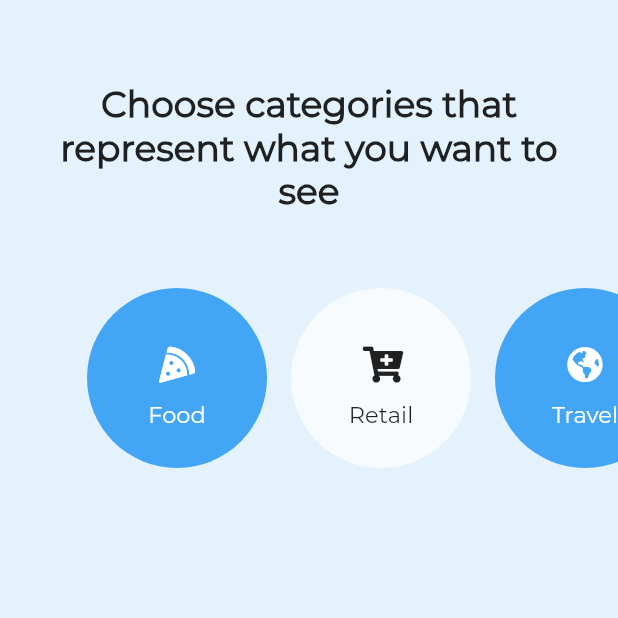
After one commit to iamshm/teal_chatapp, a Flutter app: the HorizontalList screen opened by its route, on a phone screen of 412 x 824 dp, the top half of it. The commit adds this screen. Run offline on Flutter 3.47's test engine with Material 2 defaults, Android fonts, the phone set to English and light mode, and no system bars; our stand-ins replace chewie, cloud_firestore, dotted_border, firebase_auth, firebase_storage, font_awesome_flutter and 6 more; accounts and stored records are empty; network calls fail; project files that could hold a hidden picture were left out.

Commit message:
horizontal list

```diff
--- a/lib/homePage.dart
+++ b/lib/homePage.dart
@@ -6,6 +6,7 @@ import 'package:chat_app/collapseAppBar/sliverScreen.dart';
 import 'package:chat_app/dailyTargets/dailyTarget.dart';
 import 'package:chat_app/fatSecret/recipe.dart';
 import 'package:chat_app/healthProfile/healthProfile.dart';
+import 'package:chat_app/horizontalOptions/horizontalList.dart';
 import 'package:chat_app/notchedBottomTab/notchbottom.dart';
 import 'package:chat_app/planCheckout/checkout.dart';
 import 'package:chat_app/prepareFast/prepareFast.dart';
@@ -125,17 +126,24 @@ class MyHomePage extends StatelessWidget {
               },
             ),
             CustomButton(
-              text: "Recipe ",
-              buttoncolor: Colors.blue[700],
+              text: "Horizontal List ",
+              buttoncolor: Colors.pink[700],
               callback: () {
-                Navigator.of(context).pushNamed(Recipe.id);
+                Navigator.of(context).pushNamed(HorizontalList.id);
               },
             ),
             CustomButton(
               text: "Check Out ",
-              buttoncolor: Colors.orange[700],
+              buttoncolor: Colors.green[700],
               callback: () {
                 Navigator.of(context).pushNamed(Checkout.id);
+              },
+            ),
+            CustomButton(
+              text: "Recipe ",
+              buttoncolor: Colors.red[300],
+              callback: () {
+                Navigator.of(context).pushNamed(Recipe.id);
               },
             ),
           ],
--- /dev/null
+++ b/lib/horizontalOptions/horizontalList.dart
@@ -0,0 +1,80 @@
+import 'package:chat_app/horizontalOptions/optionButton.dart';
+import 'package:flutter/material.dart';
+import 'package:font_awesome_flutter/font_awesome_flutter.dart';
+
+class HorizontalList extends StatelessWidget {
+  static const String id = "HORIZONTALLIST";
+  @override
+  Widget build(BuildContext context) {
+    return Scaffold(
+      backgroundColor: Colors.blue[50],
+      body: SafeArea(
+          child: Column(
+        children: <Widget>[
+          SizedBox(
+            height: 50,
+          ),
+          Container(
+            child: Flexible(
+              child: Padding(
+                padding: EdgeInsets.symmetric(horizontal: 28, vertical: 5),
+                child: Text(
+                  "Choose categories that represent what you want to see",
+                  textAlign: TextAlign.center,
+                  style: TextStyle(
+                      fontFamily: 'Montserrat',
+                      fontWeight: FontWeight.bold,
+                      color: Colors.black87,
+                      fontSize: 24),
+                ),
+              ),
+            ),
+          ),
+          SizedBox(
+            height: 30,
+          ),
+          //Horizontal List View
+          Container(
+            width: MediaQuery.of(context).size.width,
+            alignment: Alignment.center,
+            height: 150,
+            // color: Colors.grey,
+            child: ListView(
+              scrollDirection: Axis.horizontal,
+              children: <Widget>[
+                SizedBox(
+                  width: 50,
+                ),
+                OptionButton(
+                  optionName: "Food",
+                  optionIcon: FontAwesomeIcons.pizzaSlice,
+                  colorFul: true,
+                ),
+                OptionButton(
+                  optionName: "Retail",
+                  optionIcon: FontAwesomeIcons.cartPlus,
+                  colorFul: false,
+                ),
+                OptionButton(
+                  optionName: "Travel",
+                  optionIcon: FontAwesomeIcons.globeAmericas,
+                  colorFul: true,
+                ),
+                OptionButton(
+                  optionName: "Sports",
+                  optionIcon: FontAwesomeIcons.dumbbell,
+                  colorFul: false,
+                ),
+                OptionButton(
+                  optionName: "Entertainment",
+                  optionIcon: FontAwesomeIcons.music,
+                  colorFul: true,
+                ),
+              ],
+            ),
+          )
+        ],
+      )),
+    );
+  }
+}
--- /dev/null
+++ b/lib/horizontalOptions/optionButton.dart
@@ -0,0 +1,43 @@
+import 'package:flutter/material.dart';
+
+class OptionButton extends StatelessWidget {
+  final String optionName;
+  final IconData optionIcon;
+  final bool colorFul;
+
+  const OptionButton({Key key, this.optionName, this.optionIcon, this.colorFul})
+      : super(key: key);
+  @override
+  Widget build(BuildContext context) {
+    return Padding(
+      padding: EdgeInsets.all(8),
+      child: Container(
+        width: 120,
+        // alignment: Alignment.center,
+        decoration: BoxDecoration(
+          shape: BoxShape.circle,
+          color: colorFul ? Colors.blue[400] : Colors.white70,
+        ),
+        child: Column(
+          mainAxisAlignment: MainAxisAlignment.center,
+          children: <Widget>[
+            IconButton(
+                icon: Icon(
+                  optionIcon,
+                  color: colorFul ? Colors.white : Colors.black87,
+                ),
+                onPressed: null),
+            Text(
+              optionName,
+              style: TextStyle(
+                fontFamily: 'Montserrat',
+                fontSize: 15,
+                color: colorFul ? Colors.white : Colors.black87,
+              ),
+            ),
+          ],
+        ),
+      ),
+    );
+  }
+}
--- a/lib/main.dart
+++ b/lib/main.dart
@@ -6,6 +6,7 @@ import 'package:chat_app/fatSecret/recipe.dart';
 import 'package:chat_app/healthProfile/healthProfile.dart';
 import 'package:chat_app/homePage.dart';
 import 'package:chat_app/dailyTargets/dailyTarget.dart';
+import 'package:chat_app/horizontalOptions/horizontalList.dart';
 import 'package:chat_app/notchedBottomTab/notchbottom.dart';
 import 'package:chat_app/planCheckout/checkout.dart';
 import 'package:chat_app/prepareFast/prepareFast.dart';
@@ -42,6 +43,7 @@ class MyApp extends StatelessWidget {
         Recipe.id: (context) => Recipe(),
         Checkout.id: (context) => Checkout(),
         VideoPages.id: (context) => VideoPages(),
+        HorizontalList.id: (context) => HorizontalList(),
       },
     );
   }
```
Also changed, not shown: lib/notchedBottomTab/notchbottom.dart (+4 -4 lines), lib/planCheckout/checkoutDetails.dart (+0 -20 lines).
